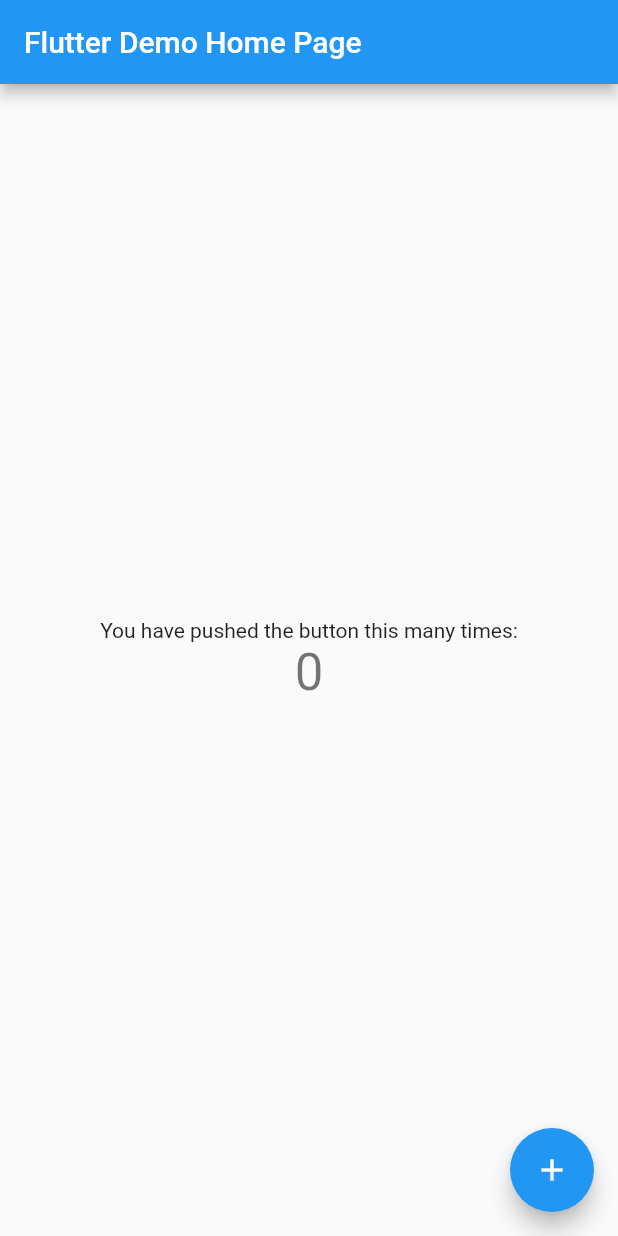
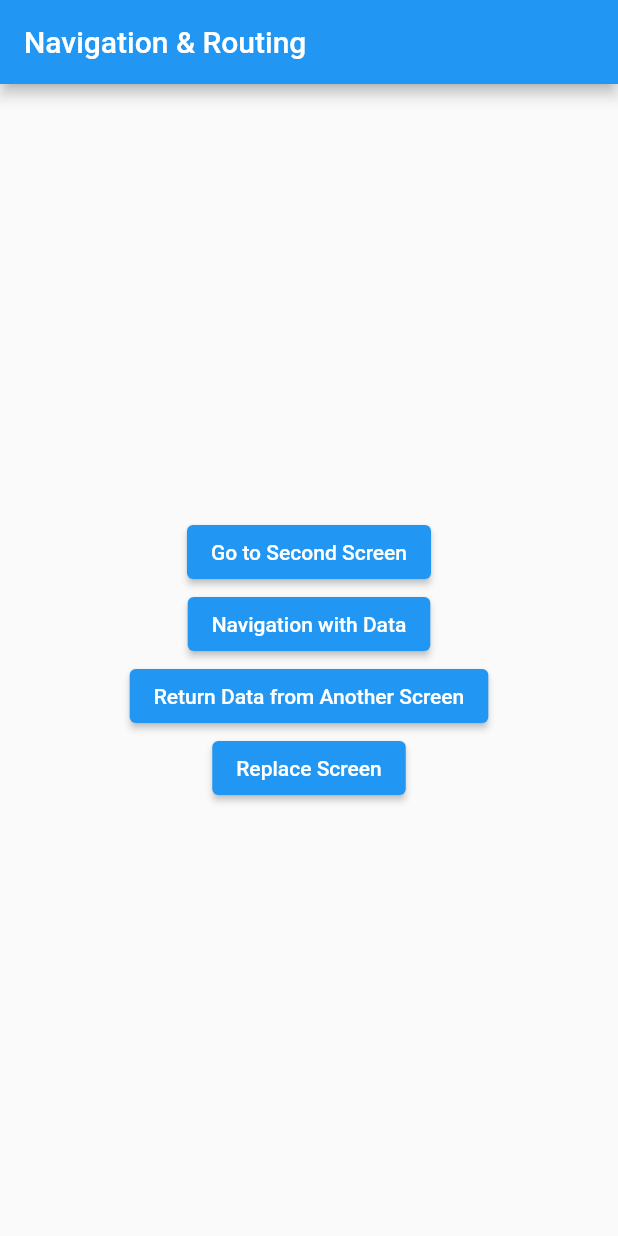
Before and after one commit to iamsatriya/flutter_sandbox, a Flutter app: the screen it shows after launch, on a phone screen of 412 x 824 dp. Run offline on Flutter 3.47's test engine with Material 2 defaults, Android fonts, the phone set to English and light mode, and no system bars.

Commit message:
adding basic route and navigation

```diff
--- a/lib/main.dart
+++ b/lib/main.dart
@@ -1,113 +1,178 @@
 import 'package:flutter/material.dart';
 
-void main() {
-  runApp(MyApp());
-}
+void main() => runApp(MyApp());
 
 class MyApp extends StatelessWidget {
-  // This widget is the root of your application.
   @override
   Widget build(BuildContext context) {
     return MaterialApp(
-      title: 'Flutter Demo',
+      title: 'Basic Routing',
       theme: ThemeData(
-        // This is the theme of your application.
-        //
-        // Try running your application with "flutter run". You'll see the
-        // application has a blue toolbar. Then, without quitting the app, try
-        // changing the primarySwatch below to Colors.green and then invoke
-        // "hot reload" (press "r" in the console where you ran "flutter run",
-        // or simply save your changes to "hot reload" in a Flutter IDE).
-        // Notice that the counter didn't reset back to zero; the application
-        // is not restarted.
         primarySwatch: Colors.blue,
       ),
-      home: MyHomePage(title: 'Flutter Demo Home Page'),
+      initialRoute: '/',
+      routes: {
+        '/': (context) => FirstScreen(),
+        '/secondScreen': (context) => SecondScreen(),
+        '/secondScreenWithData': (context) => SecondScreenWithData(),
+        '/returnDataScreen': (context) => ReturnDataScreen(),
+        '/replacementScreen': (context) => ReplacementScreen(),
+        '/anotherScreen': (context) => AnotherScreen(),
+      },
     );
   }
 }
 
-class MyHomePage extends StatefulWidget {
-  MyHomePage({Key key, this.title}) : super(key: key);
-
-  // This widget is the home page of your application. It is stateful, meaning
-  // that it has a State object (defined below) that contains fields that affect
-  // how it looks.
-
-  // This class is the configuration for the state. It holds the values (in this
-  // case the title) provided by the parent (in this case the App widget) and
-  // used by the build method of the State. Fields in a Widget subclass are
-  // always marked "final".
-
-  final String title;
-
-  @override
-  _MyHomePageState createState() => _MyHomePageState();
-}
-
-class _MyHomePageState extends State<MyHomePage> {
-  int _counter = 0;
-
-  void _incrementCounter() {
-    setState(() {
-      // This call to setState tells the Flutter framework that something has
-      // changed in this State, which causes it to rerun the build method below
-      // so that the display can reflect the updated values. If we changed
-      // _counter without calling setState(), then the build method would not be
-      // called again, and so nothing would appear to happen.
-      _counter++;
-    });
-  }
-
+class FirstScreen extends StatelessWidget {
   @override
   Widget build(BuildContext context) {
-    // This method is rerun every time setState is called, for instance as done
-    // by the _incrementCounter method above.
-    //
-    // The Flutter framework has been optimized to make rerunning build methods
-    // fast, so that you can just rebuild anything that needs updating rather
-    // than having to individually change instances of widgets.
     return Scaffold(
       appBar: AppBar(
-        // Here we take the value from the MyHomePage object that was created by
-        // the App.build method, and use it to set our appbar title.
-        title: Text(widget.title),
+        title: Text('Navigation & Routing'),
       ),
       body: Center(
-        // Center is a layout widget. It takes a single child and positions it
-        // in the middle of the parent.
         child: Column(
-          // Column is also a layout widget. It takes a list of children and
-          // arranges them vertically. By default, it sizes itself to fit its
-          // children horizontally, and tries to be as tall as its parent.
-          //
-          // Invoke "debug painting" (press "p" in the console, choose the
-          // "Toggle Debug Paint" action from the Flutter Inspector in Android
-          // Studio, or the "Toggle Debug Paint" command in Visual Studio Code)
-          // to see the wireframe for each widget.
-          //
-          // Column has various properties to control how it sizes itself and
-          // how it positions its children. Here we use mainAxisAlignment to
-          // center the children vertically; the main axis here is the vertical
-          // axis because Columns are vertical (the cross axis would be
-          // horizontal).
           mainAxisAlignment: MainAxisAlignment.center,
-          children: <Widget>[
-            Text(
-              'You have pushed the button this many times:',
+          children: [
+            ElevatedButton(
+              onPressed: () {
+                Navigator.pushNamed(context, '/secondScreen');
+              },
+              child: Text('Go to Second Screen'),
             ),
-            Text(
-              '$_counter',
-              style: Theme.of(context).textTheme.headline4,
+            ElevatedButton(
+              onPressed: () {
+                Navigator.pushNamed(
+                  context,
+                  '/secondScreenWithData',
+                  arguments: 'Hello darkness, my old friend!',
+                );
+              },
+              child: Text('Navigation with Data'),
+            ),
+            ElevatedButton(
+              onPressed: () async {
+                final data =
+                    await Navigator.pushNamed(context, '/returnDataScreen');
+                SnackBar snackBar = SnackBar(content: Text('$data'));
+                ScaffoldMessenger.of(context).showSnackBar(snackBar);
+              },
+              child: Text('Return Data from Another Screen'),
+            ),
+            ElevatedButton(
+              onPressed: () {},
+              child: Text('Replace Screen'),
             ),
           ],
         ),
       ),
-      floatingActionButton: FloatingActionButton(
-        onPressed: _incrementCounter,
-        tooltip: 'Increment',
-        child: Icon(Icons.add),
-      ), // This trailing comma makes auto-formatting nicer for build methods.
     );
   }
 }
+
+class SecondScreen extends StatelessWidget {
+  @override
+  Widget build(BuildContext context) {
+    return Scaffold(
+      body: Center(
+        child: ElevatedButton(
+          onPressed: () {
+            Navigator.pop(context);
+          },
+          child: Text('Back'),
+        ),
+      ),
+    );
+  }
+}
+
+class SecondScreenWithData extends StatelessWidget {
+  @override
+  Widget build(BuildContext context) {
+    final String data = ModalRoute.of(context).settings.arguments;
+    return Scaffold(
+      body: Center(
+        child: Column(
+          mainAxisAlignment: MainAxisAlignment.center,
+          children: [
+            Text(data),
+            ElevatedButton(
+              onPressed: () {
+                Navigator.pop(context);
+              },
+              child: Text('Back'),
+            )
+          ],
+        ),
+      ),
+    );
+  }
+}
+
+class ReturnDataScreen extends StatelessWidget {
+  final textController = TextEditingController();
+
+  @override
+  Widget build(BuildContext context) {
+    return Scaffold(
+      body: Center(
+        child: Column(
+          mainAxisAlignment: MainAxisAlignment.center,
+          children: [
+            Padding(
+              padding: const EdgeInsets.symmetric(horizontal: 16.0),
+              child: TextField(
+                controller: textController,
+                decoration: InputDecoration(labelText: 'Enter your name'),
+              ),
+            ),
+            ElevatedButton(
+              onPressed: () {
+                Navigator.pop(context, textController.text);
+              },
+              child: Text('Send'),
+            ),
+          ],
+        ),
+      ),
+    );
+  }
+}
+
+class ReplacementScreen extends StatelessWidget {
+  @override
+  Widget build(BuildContext context) {
+    return Scaffold(
+      body: Center(
+        child: ElevatedButton(
+          onPressed: () {
+            Navigator.pushReplacementNamed(context, '/anotherScreen');
+          },
+          child: Text('Open Another Screen'),
+        ),
+      ),
+    );
+  }
+}
+
+class AnotherScreen extends StatelessWidget {
+  @override
+  Widget build(BuildContext context) {
+    return Scaffold(
+      body: Center(
+        child: Column(
+          mainAxisAlignment: MainAxisAlignment.center,
+          children: [
+            Text('Back to First Screen'),
+            ElevatedButton(
+              onPressed: () {
+                Navigator.pop(context);
+              },
+              child: Text('Back'),
+            ),
+          ],
+        ),
+      ),
+    );
+  }
+}
```
